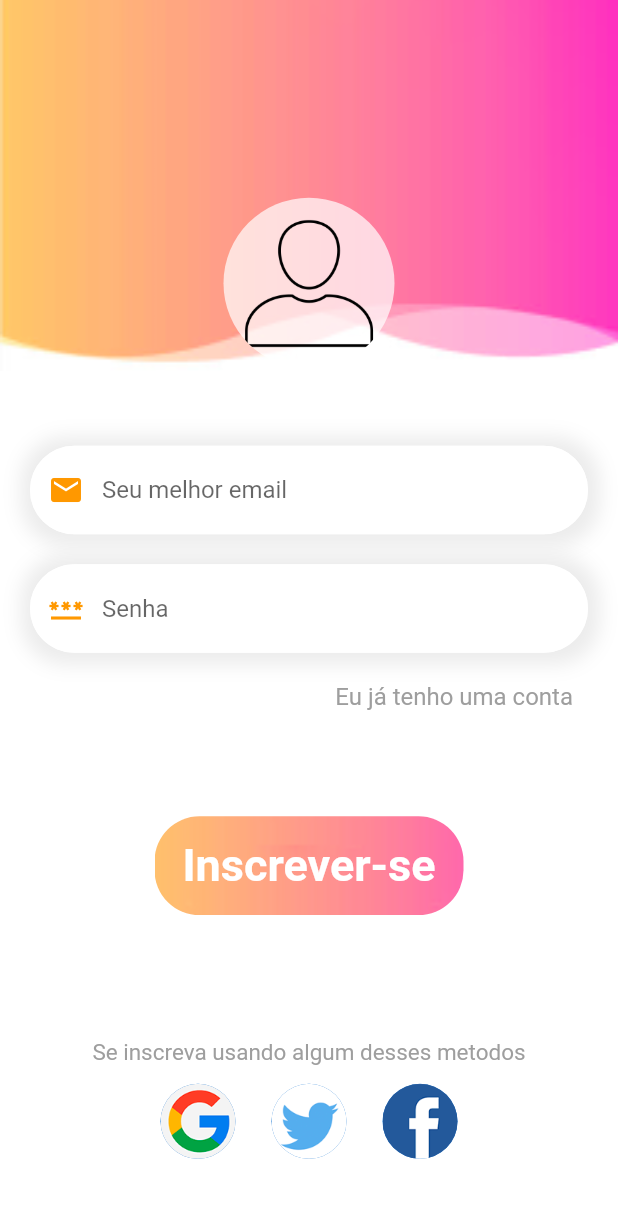
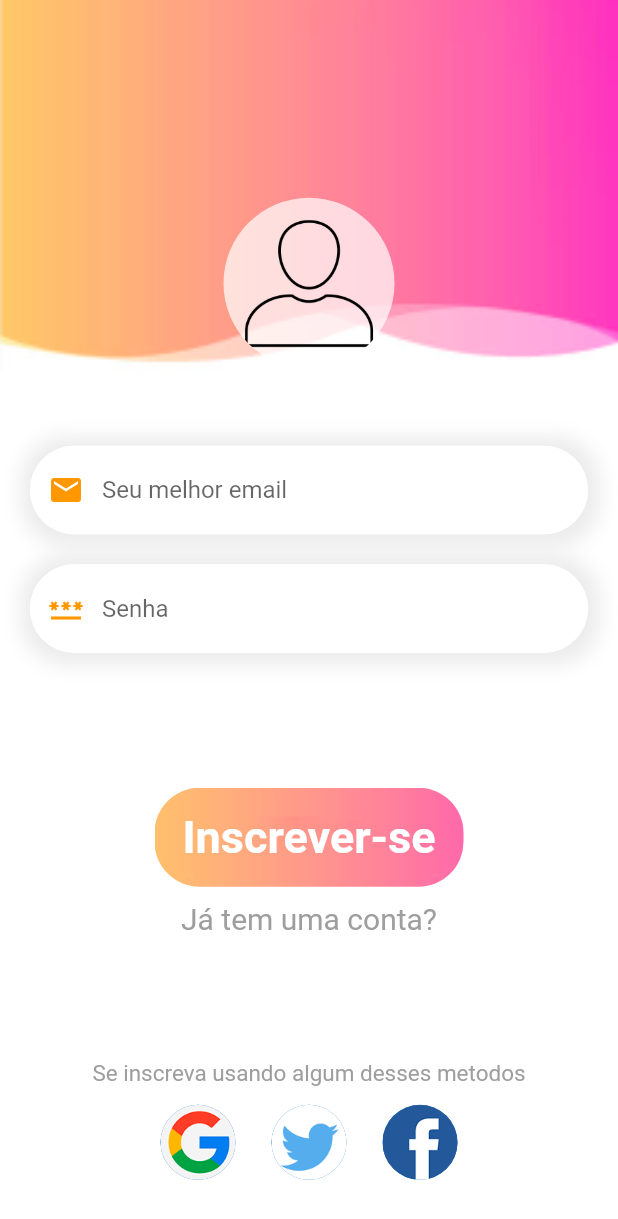
Before and after one commit to GabrielSOliv/LoginPage, a Flutter app: the SignUpPage screen opened directly, on a phone screen of 412 x 824 dp. Shown: the top 1219 px of the screen. Run offline on Flutter 3.47's test engine with Material 2 defaults, Android fonts, the phone set to English and light mode, and no system bars; our stand-ins replace firebase_auth, get; accounts and stored records are empty.

Commit message:
Tentando usar o firebase

```diff
--- /dev/null
+++ b/lib/auth_controller.dart
@@ -0,0 +1,7 @@
+import 'package:get/get.dart';
+import 'package:firebase_auth/firebase_auth.dart';
+
+class AuthController extends GetxController{
+  static AuthController instance = Get.find();
+  late Rx<User?> _user;
+}
--- a/lib/signup_page.dart
+++ b/lib/signup_page.dart
@@ -1,3 +1,4 @@
+import 'package:flutter/gestures.dart';
 import 'package:flutter/material.dart';
 import 'package:get/get.dart';
 
@@ -124,21 +125,6 @@ class SignUpPage extends StatelessWidget {
 
                 )
             ),
-            Padding(
-              padding: EdgeInsets.fromLTRB(0,0,30,0),
-              child: Row(
-                children: [
-                  Expanded(child: Container(),),
-                  Text(
-                      "Eu já tenho uma conta",
-                      style: TextStyle(
-                        fontSize: 16,
-                        color: Colors.grey,
-                      ),
-                  ),
-                ],
-              ),
-            ),
             SizedBox(height: 70,),
             Container(
               width: widthCell*0.5,
@@ -163,6 +149,15 @@ class SignUpPage extends StatelessWidget {
                 ),
               ),
             ),
+            SizedBox(height: 10,),
+            RichText(text: TextSpan(
+              recognizer: TapGestureRecognizer()..onTap=()=>Get.back(),
+              text: "Já tem uma conta?",
+              style: TextStyle(
+                fontSize: 20,
+                color: Colors.grey[500],
+              )
+            )),
             SizedBox(height: widthCell*0.2,),
             RichText(text: TextSpan(
                 text: "Se inscreva usando algum desses metodos",
--- a/pubspec.yaml
+++ b/pubspec.yaml
@@ -36,6 +36,7 @@ dependencies:
   # Use with the CupertinoIcons class for iOS style icons.
   cupertino_icons: ^1.0.2
   get:
+  firebase_core: ^2.5.0
 
 dev_dependencies:
   flutter_test:
```
Also changed, not shown: pubspec.lock, 3 other files.
